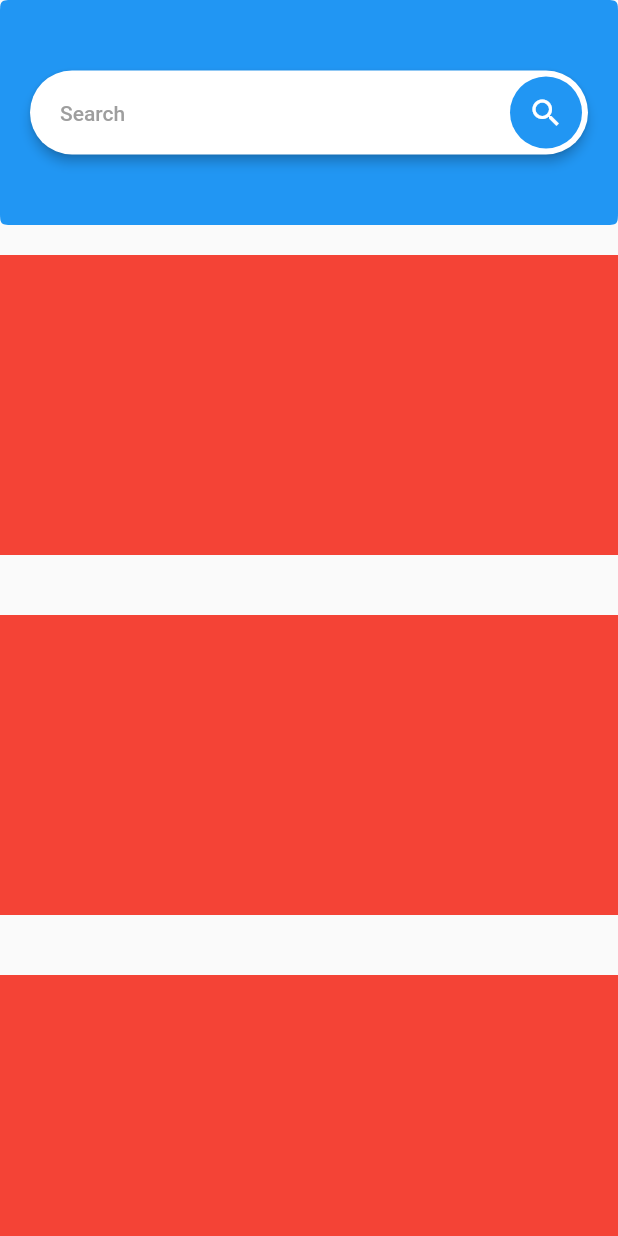
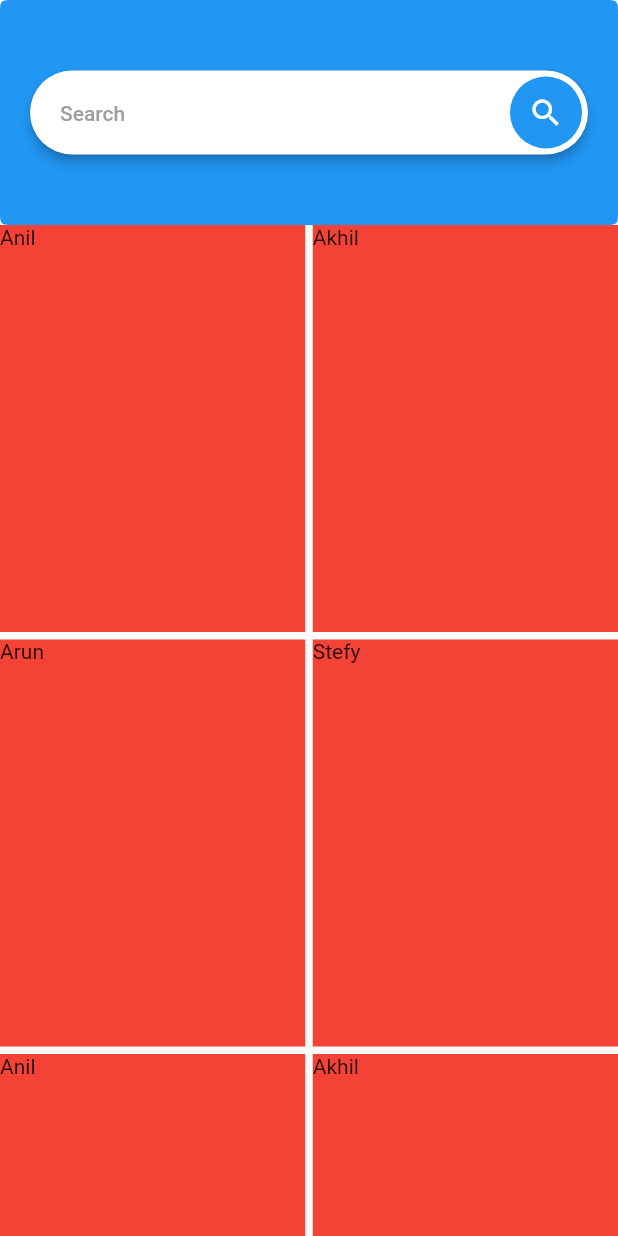
Before and after one commit to akhiljoseko/wallpaper_app, a Flutter app: the screen it shows after launch, on a phone screen of 412 x 824 dp. Run offline on Flutter 3.47's test engine with Material 2 defaults, Android fonts, the phone set to English and light mode, and no system bars; our stand-ins replace infinite_scroll_pagination, shimmer.

Commit message:
Update home_screen.dart
- Added lazy loading in home screen
- Added loading effect while loading first page

```diff
--- a/lib/ui/screens/home_screen.dart
+++ b/lib/ui/screens/home_screen.dart
@@ -1,8 +1,48 @@
 import 'package:flutter/material.dart';
+import 'package:infinite_scroll_pagination/infinite_scroll_pagination.dart';
+import 'package:wallpaper_app/ui/widgets/loading_widget.dart';
 import 'package:wallpaper_app/ui/widgets/search_bar.dart';
 
-class HomeScreen extends StatelessWidget {
+class HomeScreen extends StatefulWidget {
   const HomeScreen({Key? key}) : super(key: key);
+
+  @override
+  State<HomeScreen> createState() => _HomeScreenState();
+}
+
+class _HomeScreenState extends State<HomeScreen> {
+  late PagingController<int, String> _pagingController;
+  @override
+  void initState() {
+    _pagingController = PagingController(firstPageKey: 0);
+    _fetchPage(0);
+    _pagingController.addPageRequestListener((pageKey) {
+      _fetchPage(pageKey);
+    });
+    super.initState();
+  }
+
+  @override
+  void dispose() {
+    _pagingController.dispose();
+    super.dispose();
+  }
+
+  Future<void> _fetchPage(int pageKey) async {
+    try {
+      await Future.delayed(const Duration(seconds: 3));
+      final newItems = ["Anil", "Akhil", "Arun", "Stefy"];
+      final isLastPage = pageKey == 15;
+      if (isLastPage) {
+        _pagingController.appendLastPage(newItems);
+      } else {
+        final nextPageKey = pageKey + newItems.length;
+        _pagingController.appendPage(newItems, nextPageKey);
+      }
+    } catch (error) {
+      _pagingController.error = error;
+    }
+  }
 
   @override
   Widget build(BuildContext context) {
@@ -23,41 +63,41 @@ class HomeScreen extends StatelessWidget {
               ),
               flexibleSpace: SearchBar(),
             ),
-            SliverToBoxAdapter(
-              child: Container(
-                margin: const EdgeInsets.symmetric(vertical: 20),
-                color: Colors.red,
-                height: 200,
+            PagedSliverGrid<int, String>(
+              showNewPageProgressIndicatorAsGridChild: false,
+              showNewPageErrorIndicatorAsGridChild: false,
+              showNoMoreItemsIndicatorAsGridChild: false,
+              pagingController: _pagingController,
+              builderDelegate: PagedChildBuilderDelegate<String>(
+                itemBuilder: (context, item, index) {
+                  return Container(
+                    height: 200,
+                    width: 300,
+                    color: Colors.red,
+                    child: Text(item),
+                  );
+                },
+                firstPageProgressIndicatorBuilder: (context) => SizedBox(
+                  height: MediaQuery.of(context).size.height,
+                  width: MediaQuery.of(context).size.width,
+                  child: GridView.builder(
+                    itemCount: 10,
+                    gridDelegate:
+                        const SliverGridDelegateWithFixedCrossAxisCount(
+                      crossAxisCount: 2,
+                      childAspectRatio: 3 / 4,
+                    ),
+                    itemBuilder: (_, __) => const LoadingWidget(),
+                  ),
+                ),
               ),
-            ),
-            SliverToBoxAdapter(
-              child: Container(
-                margin: const EdgeInsets.symmetric(vertical: 20),
-                color: Colors.red,
-                height: 200,
+              gridDelegate: const SliverGridDelegateWithFixedCrossAxisCount(
+                crossAxisCount: 2,
+                mainAxisSpacing: 5.0,
+                crossAxisSpacing: 5.0,
+                childAspectRatio: 3 / 4,
               ),
-            ),
-            SliverToBoxAdapter(
-              child: Container(
-                margin: const EdgeInsets.symmetric(vertical: 20),
-                color: Colors.red,
-                height: 200,
-              ),
-            ),
-            SliverToBoxAdapter(
-              child: Container(
-                margin: const EdgeInsets.symmetric(vertical: 20),
-                color: Colors.red,
-                height: 200,
-              ),
-            ),
-            SliverToBoxAdapter(
-              child: Container(
-                margin: const EdgeInsets.symmetric(vertical: 20),
-                color: Colors.red,
-                height: 200,
-              ),
-            ),
+            )
           ],
         ),
       ),
```
